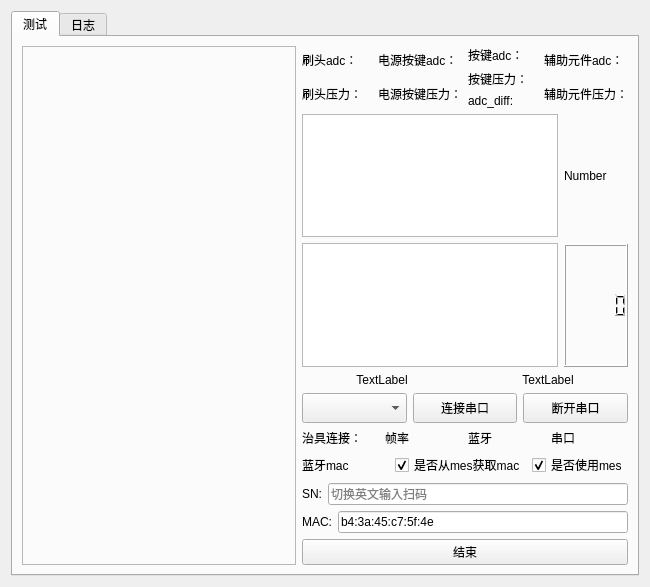
yuhuang163/test, file work_station/pressure/pressuresensorform.ui: the form before one commit.
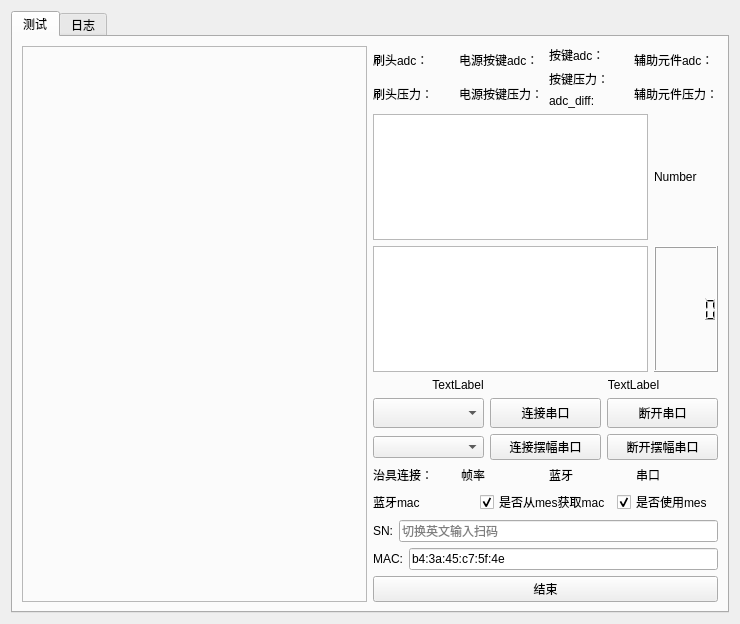
The form after the commit.

```diff
--- a/work_station/pressure/pressuresensorform.ui
+++ b/work_station/pressure/pressuresensorform.ui
@@ -6,8 +6,8 @@
    <rect>
     <x>0</x>
     <y>0</y>
-    <width>650</width>
-    <height>587</height>
+    <width>740</width>
+    <height>624</height>
    </rect>
   </property>
   <property name="windowTitle">
@@ -255,6 +255,9 @@
                </item>
                <item>
                 <widget class="QPushButton" name="disconnectButton">
+                 <property name="enabled">
+                  <bool>true</bool>
+                 </property>
                  <property name="minimumSize">
                   <size>
                    <width>0</width>
@@ -268,6 +271,49 @@
                </item>
               </layout>
              </item>
+             <item>
+              <layout class="QHBoxLayout" name="horizontalLayout_14">
+               <item>
+                <widget class="QComboBox" name="jigComNameCombo">
+                 <property name="enabled">
+                  <bool>true</bool>
+                 </property>
+                 <property name="sizePolicy">
+                  <sizepolicy hsizetype="Preferred" vsizetype="Fixed">
+                   <horstretch>0</horstretch>
+                   <verstretch>0</verstretch>
+                  </sizepolicy>
+                 </property>
+                 <property name="maximumSize">
+                  <size>
+                   <width>16777215</width>
+                   <height>16777215</height>
+                  </size>
+                 </property>
+                </widget>
+               </item>
+               <item>
+                <widget class="QPushButton" name="jigConnectButton">
+                 <property name="enabled">
+                  <bool>true</bool>
+                 </property>
+                 <property name="text">
+                  <string>连接摆幅串口</string>
+                 </property>
+                </widget>
+               </item>
+               <item>
+                <widget class="QPushButton" name="jigDisconnectButton">
+                 <property name="enabled">
+                  <bool>true</bool>
+                 </property>
+                 <property name="text">
+                  <string>断开摆幅串口</string>
+                 </property>
+                </widget>
+               </item>
+              </layout>
+             </item>
              <item>
               <layout class="QHBoxLayout" name="horizontalLayout_7">
                <property name="topMargin">
@@ -563,49 +609,6 @@
                </item>
               </layout>
              </item>
-             <item>
-              <layout class="QHBoxLayout" name="horizontalLayout_14">
-               <item>
-                <widget class="QPushButton" name="jigDisconnectButton">
-                 <property name="enabled">
-                  <bool>false</bool>
-                 </property>
-                 <property name="text">
-                  <string>断开串口</string>
-                 </property>
-                </widget>
-               </item>
-               <item>
-                <widget class="QPushButton" name="jigConnectButton">
-                 <property name="enabled">
-                  <bool>false</bool>
-                 </property>
-                 <property name="text">
-                  <string>连接串口</string>
-                 </property>
-                </widget>
-               </item>
-               <item>
-                <widget class="QComboBox" name="jigComNameCombo">
-                 <property name="enabled">
-                  <bool>false</bool>
-                 </property>
-                 <property name="sizePolicy">
-                  <sizepolicy hsizetype="Expanding" vsizetype="Fixed">
-                   <horstretch>0</horstretch>
-                   <verstretch>0</verstretch>
-                  </sizepolicy>
-                 </property>
-                 <property name="maximumSize">
-                  <size>
-                   <width>16777215</width>
-                   <height>16777215</height>
-                  </size>
-                 </property>
-                </widget>
-               </item>
-              </layout>
-             </item>
              <item>
               <layout class="QHBoxLayout" name="horizontalLayout_3">
                <property name="topMargin">
```
